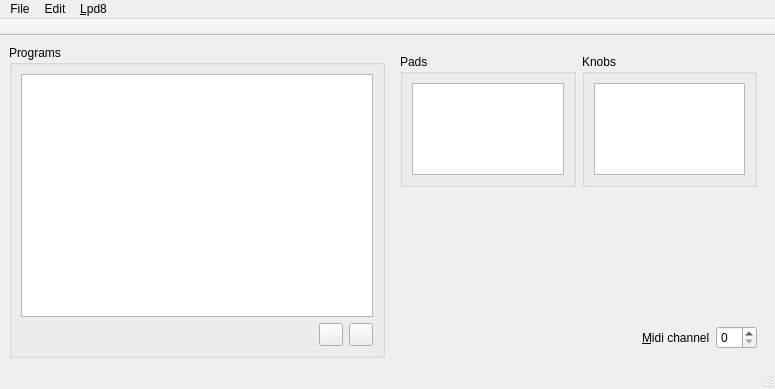
This is src/mainwindow.ui in charlesfleche/lpd8editor as Qt 5 draws it before an edit. The edited form follows.
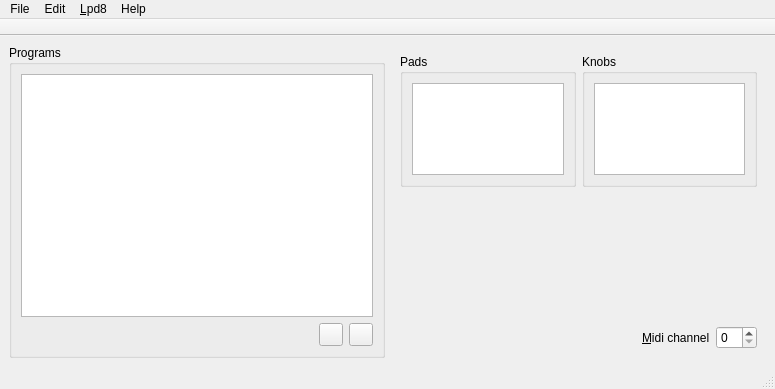
This is the edited form. Icons and pictures are not drawn. Custom widgets are drawn as their Qt base class.

Commit message: Add About dialogs

Diff of the .ui file:
```diff
--- a/src/mainwindow.ui
+++ b/src/mainwindow.ui
@@ -272,9 +272,17 @@
     <addaction name="actionSendToProgram3"/>
     <addaction name="actionSendToProgram4"/>
    </widget>
+   <widget class="QMenu" name="menuHelp">
+    <property name="title">
+     <string>Help</string>
+    </property>
+    <addaction name="actionAbout"/>
+    <addaction name="actionAboutQt"/>
+   </widget>
    <addaction name="menuFile"/>
    <addaction name="menuEdit"/>
    <addaction name="menuLPD8"/>
+   <addaction name="menuHelp"/>
   </widget>
   <widget class="QStatusBar" name="statusbar"/>
   <widget class="QToolBar" name="toolBar">
```
Left out of the diff: 10 changed lines with no effect on the pictures. The commit also changes 5 other files.
